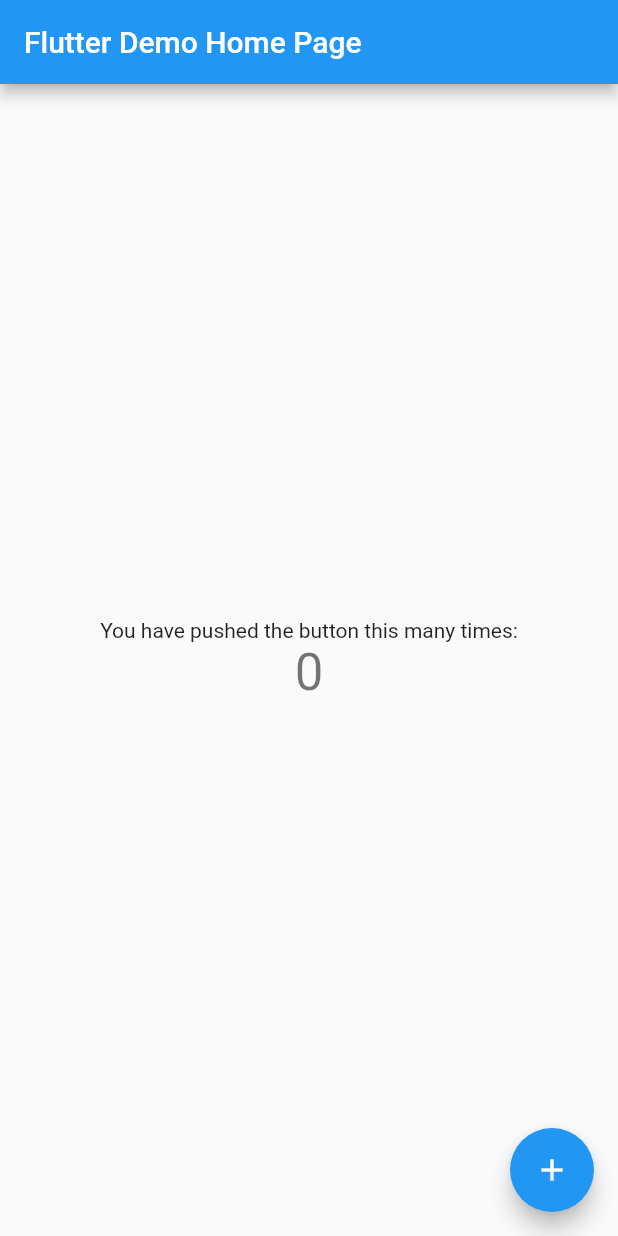
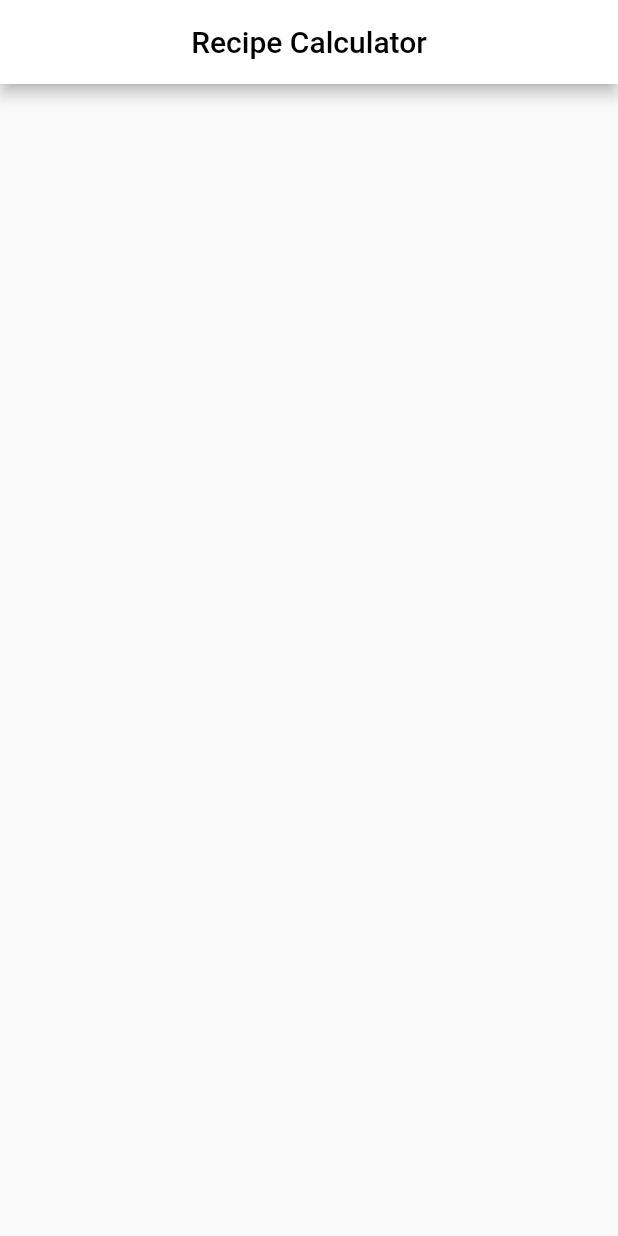
Before and after one commit to kaylaatsila/recipeapp, a Flutter app: the screen it shows after launch, on a phone screen of 412 x 824 dp. Run offline on Flutter 3.47's test engine with Material 2 defaults, Android fonts, the phone set to English and light mode, and no system bars.

Commit message:
2nd step

```diff
--- a/lib/main.dart
+++ b/lib/main.dart
@@ -6,40 +6,35 @@ void main() {
 
 class MyApp extends StatelessWidget {
   const MyApp({super.key});
-
-  // This widget is the root of your application.
+  static const MaterialColor white = MaterialColor(
+    0xFFFFFFFF,
+    <int, Color>{
+      50: Color(0xFFFFFFFF),
+      100: Color(0xFFFFFFFF),
+      200: Color(0xFFFFFFFF),
+      300: Color(0xFFFFFFFF),
+      400: Color(0xFFFFFFFF),
+      500: Color(0xFFFFFFFF),
+      600: Color(0xFFFFFFFF),
+      700: Color(0xFFFFFFFF),
+      800: Color(0xFFFFFFFF),
+      900: Color(0xFFFFFFFF),
+    },
+  );
   @override
   Widget build(BuildContext context) {
     return MaterialApp(
-      title: 'Flutter Demo',
+      title: 'Recipe Calculator',
       theme: ThemeData(
-        // This is the theme of your application.
-        //
-        // Try running your application with "flutter run". You'll see the
-        // application has a blue toolbar. Then, without quitting the app, try
-        // changing the primarySwatch below to Colors.green and then invoke
-        // "hot reload" (press "r" in the console where you ran "flutter run",
-        // or simply save your changes to "hot reload" in a Flutter IDE).
-        // Notice that the counter didn't reset back to zero; the application
-        // is not restarted.
-        primarySwatch: Colors.blue,
+        primarySwatch: white,
       ),
-      home: const MyHomePage(title: 'Flutter Demo Home Page'),
+      home: const MyHomePage(title: 'Recipe Calculator'),
     );
   }
 }
 
 class MyHomePage extends StatefulWidget {
   const MyHomePage({super.key, required this.title});
-
-  // This widget is the home page of your application. It is stateful, meaning
-  // that it has a State object (defined below) that contains fields that affect
-  // how it looks.
-
-  // This class is the configuration for the state. It holds the values (in this
-  // case the title) provided by the parent (in this case the App widget) and
-  // used by the build method of the State. Fields in a Widget subclass are
-  // always marked "final".
 
   final String title;
 
@@ -48,68 +43,16 @@ class MyHomePage extends StatefulWidget {
 }
 
 class _MyHomePageState extends State<MyHomePage> {
-  int _counter = 0;
-
-  void _incrementCounter() {
-    setState(() {
-      // This call to setState tells the Flutter framework that something has
-      // changed in this State, which causes it to rerun the build method below
-      // so that the display can reflect the updated values. If we changed
-      // _counter without calling setState(), then the build method would not be
-      // called again, and so nothing would appear to happen.
-      _counter++;
-    });
-  }
-
   @override
   Widget build(BuildContext context) {
-    // This method is rerun every time setState is called, for instance as done
-    // by the _incrementCounter method above.
-    //
-    // The Flutter framework has been optimized to make rerunning build methods
-    // fast, so that you can just rebuild anything that needs updating rather
-    // than having to individually change instances of widgets.
     return Scaffold(
       appBar: AppBar(
-        // Here we take the value from the MyHomePage object that was created by
-        // the App.build method, and use it to set our appbar title.
+        centerTitle: true,
         title: Text(widget.title),
       ),
-      body: Center(
-        // Center is a layout widget. It takes a single child and positions it
-        // in the middle of the parent.
-        child: Column(
-          // Column is also a layout widget. It takes a list of children and
-          // arranges them vertically. By default, it sizes itself to fit its
-          // children horizontally, and tries to be as tall as its parent.
-          //
-          // Invoke "debug painting" (press "p" in the console, choose the
-          // "Toggle Debug Paint" action from the Flutter Inspector in Android
-          // Studio, or the "Toggle Debug Paint" command in Visual Studio Code)
-          // to see the wireframe for each widget.
-          //
-          // Column has various properties to control how it sizes itself and
-          // how it positions its children. Here we use mainAxisAlignment to
-          // center the children vertically; the main axis here is the vertical
-          // axis because Columns are vertical (the cross axis would be
-          // horizontal).
-          mainAxisAlignment: MainAxisAlignment.center,
-          children: <Widget>[
-            const Text(
-              'You have pushed the button this many times:',
-            ),
-            Text(
-              '$_counter',
-              style: Theme.of(context).textTheme.headline4,
-            ),
-          ],
-        ),
+      body: SafeArea(
+        child: Container(),
       ),
-      floatingActionButton: FloatingActionButton(
-        onPressed: _incrementCounter,
-        tooltip: 'Increment',
-        child: const Icon(Icons.add),
-      ), // This trailing comma makes auto-formatting nicer for build methods.
     );
   }
 }
```
